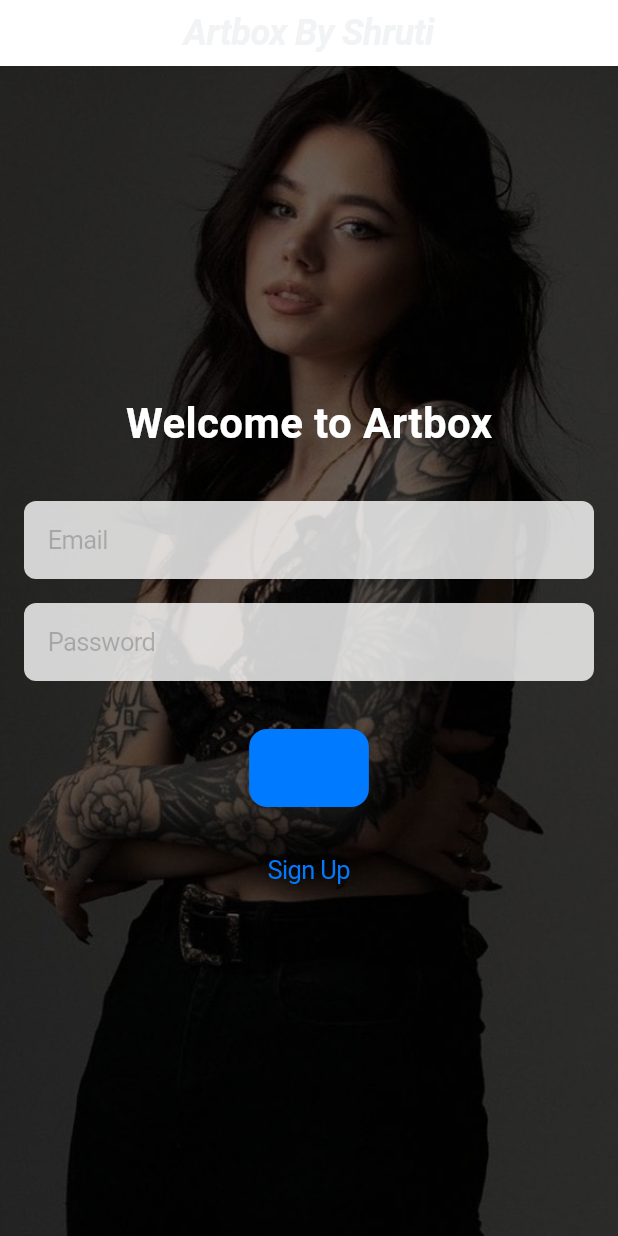
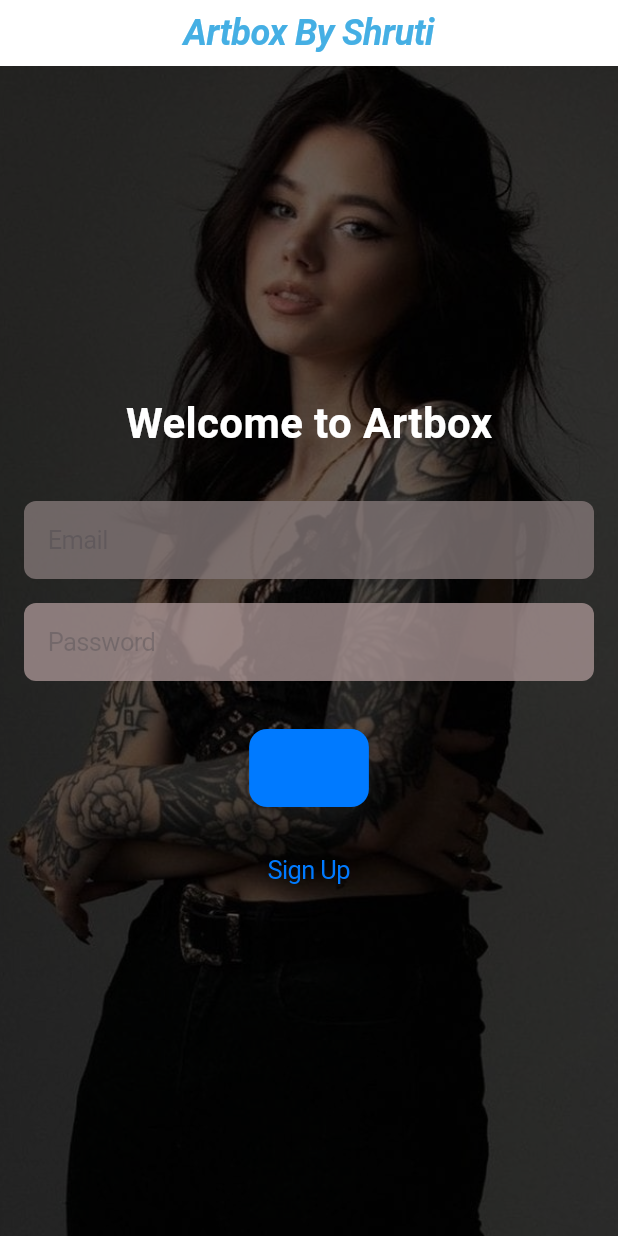
Before and after one commit to Shruti961/tattoo-design-app, a Flutter app: the screen it shows after launch, on a phone screen of 412 x 824 dp. Run offline on Flutter 3.47's test engine with Material 3 defaults, Android fonts, the light colour scheme and no system bars; our stand-ins replace image_picker.

Commit message:
added screenshots

```diff
--- a/lib/login_screen.dart
+++ b/lib/login_screen.dart
@@ -39,7 +39,7 @@ class LoginScreen extends StatelessWidget {
                     placeholder: 'Email',
                     padding: const EdgeInsets.all(16),
                     decoration: BoxDecoration(
-                      color: Colors.white.withOpacity(0.8),
+                      color: const Color.fromARGB(255, 130, 118, 118).withOpacity(0.8),
                       borderRadius: BorderRadius.circular(8),
                     ),
                   ),
@@ -49,7 +49,7 @@ class LoginScreen extends StatelessWidget {
                     padding: const EdgeInsets.all(16),
                     obscureText: true,
                     decoration: BoxDecoration(
-                      color: Colors.white.withOpacity(0.8),
+                      color: const Color.fromARGB(255, 165, 145, 145).withOpacity(0.8),
                       borderRadius: BorderRadius.circular(8),
                     ),
                   ),
--- a/lib/main.dart
+++ b/lib/main.dart
@@ -28,7 +28,7 @@ class MyApp extends StatelessWidget {
               fontSize: 24,
               fontWeight: FontWeight.bold,
               fontStyle: FontStyle.italic,
-              color: Color.fromARGB(255, 241, 243, 244),
+              color: Color.fromARGB(255, 69, 175, 228),
             ),
           ),
           backgroundColor: Colors.white,
```
Also changed, not shown: lib/ai_generator_screen.dart (+5 -2 lines), asset/images/homescreen.jpeg, 6 other files.
